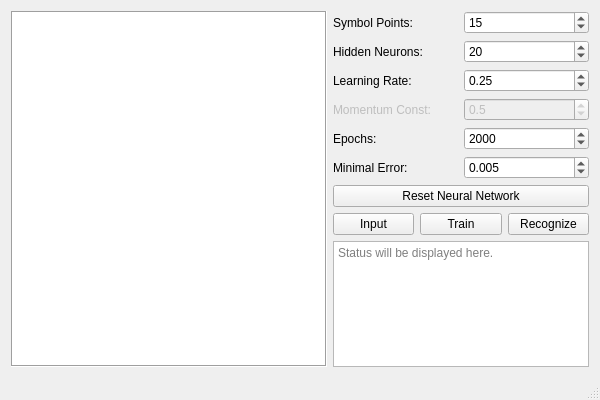
Before: the Qt Designer form src/mainwindow.ui in jonpas/FERI-SymRec, drawn with Qt 5.
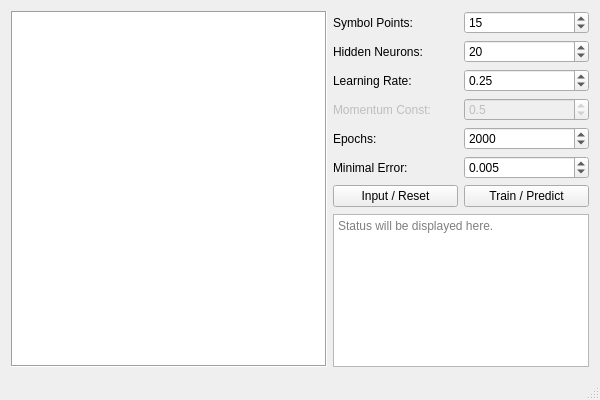
After: the same form once the commit is applied. Custom widgets are drawn as their Qt base class.

Commit message: Rework Neural Network and UI interaction, Cleanup

```diff
--- a/src/mainwindow.ui
+++ b/src/mainwindow.ui
@@ -198,33 +198,19 @@
         </item>
        </layout>
       </item>
-      <item>
-       <widget class="QPushButton" name="pushButtonResetNetwork">
-        <property name="text">
-         <string>Reset Neural Network</string>
-        </property>
-       </widget>
-      </item>
       <item>
        <layout class="QHBoxLayout" name="buttons">
         <item>
          <widget class="QPushButton" name="pushButtonInput">
           <property name="text">
-           <string>Input</string>
+           <string>Input / Reset</string>
           </property>
          </widget>
         </item>
         <item>
          <widget class="QPushButton" name="pushButtonTrain">
           <property name="text">
-           <string>Train</string>
-          </property>
-         </widget>
-        </item>
-        <item>
-         <widget class="QPushButton" name="pushButtonRecognize">
-          <property name="text">
-           <string>Recognize</string>
+           <string>Train / Predict</string>
           </property>
          </widget>
         </item>
```
Left out of the diff: 4 changed lines with no effect on the pictures. The commit also changes 12 other files.
